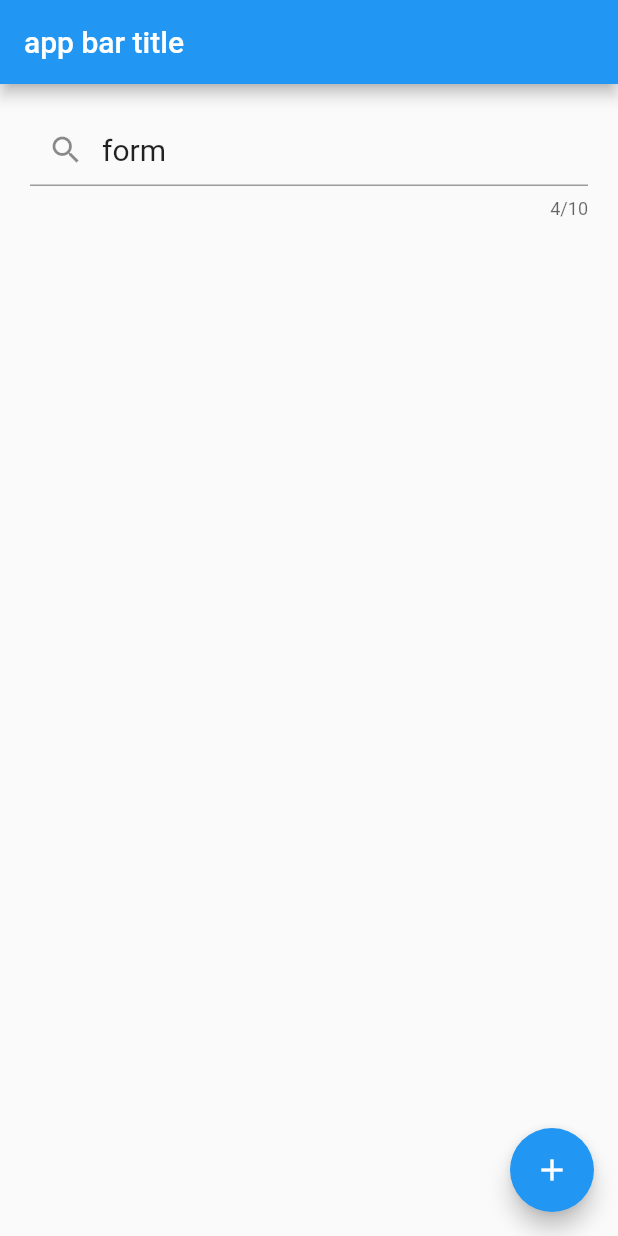
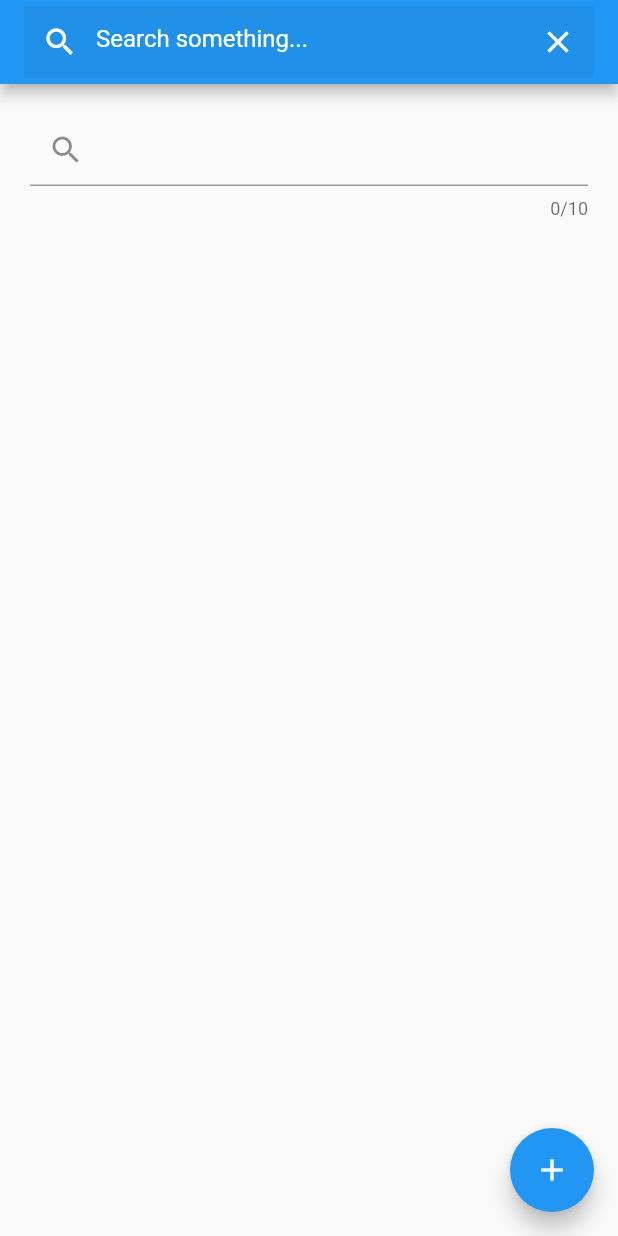
Before and after one commit to charindukavishan/learn_flutter, a Flutter app: the screen it shows after launch, on a phone screen of 412 x 824 dp. Run offline on Flutter 3.47's test engine with Material 2 defaults, Android fonts, the phone set to English and light mode, and no system bars; our stand-ins replace device_preview.

Commit message:
app bar text field

```diff
--- a/lib/screens/home_page.dart
+++ b/lib/screens/home_page.dart
@@ -16,9 +16,34 @@ class _HomePageState extends State<HomePage> {
 
   @override
   Widget build(BuildContext context) {
-    title.text = "form";
     return Scaffold(
-        appBar: AppBar(title: Text(widget.title)),
+        appBar: AppBar(
+          title: TextField(
+             controller: title,
+             decoration: InputDecoration(
+               prefixIcon: Icon(
+                 Icons.search,
+                 color: Colors.white,
+                 ),
+               suffixIcon: IconButton(
+                 icon: Icon(
+                   Icons.close,
+                   color: Colors.white,
+                  ),
+                  onPressed: (){
+                    title.text = '';
+                  },
+               ),
+               border: InputBorder.none,
+               filled: true,
+               hintText: 'Search something...',
+               hintStyle: TextStyle(
+                 color: Colors.white
+               ),
+             ),
+             cursorColor: Colors.black,
+          )
+        ),
         body: Center(
           child: Column(
             children: [
@@ -27,7 +52,7 @@ class _HomePageState extends State<HomePage> {
               child: TextField(
                 enabled: true,
                 obscureText: false,
-                controller: title,
+                //controller: title,
                 onChanged: (text) {
                   print(text);
                 },
```
